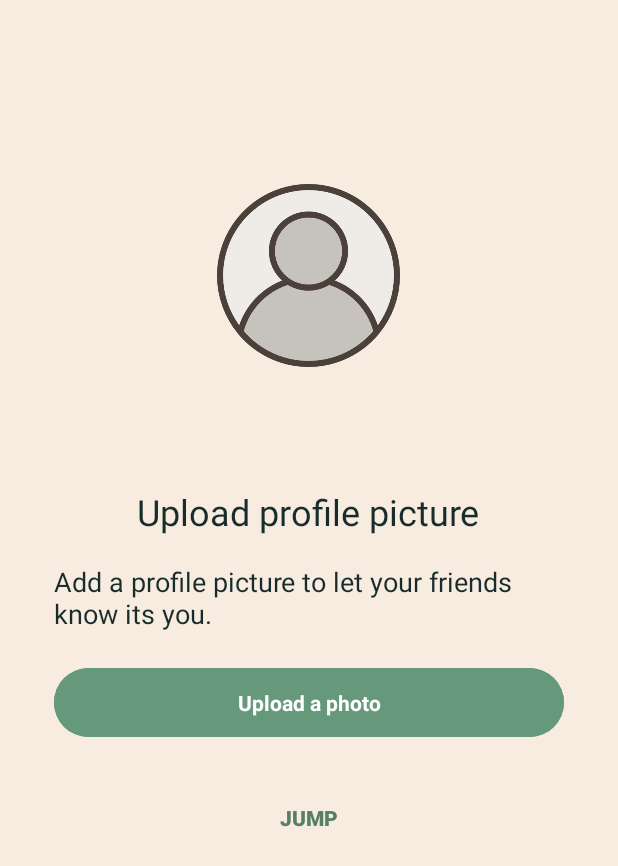
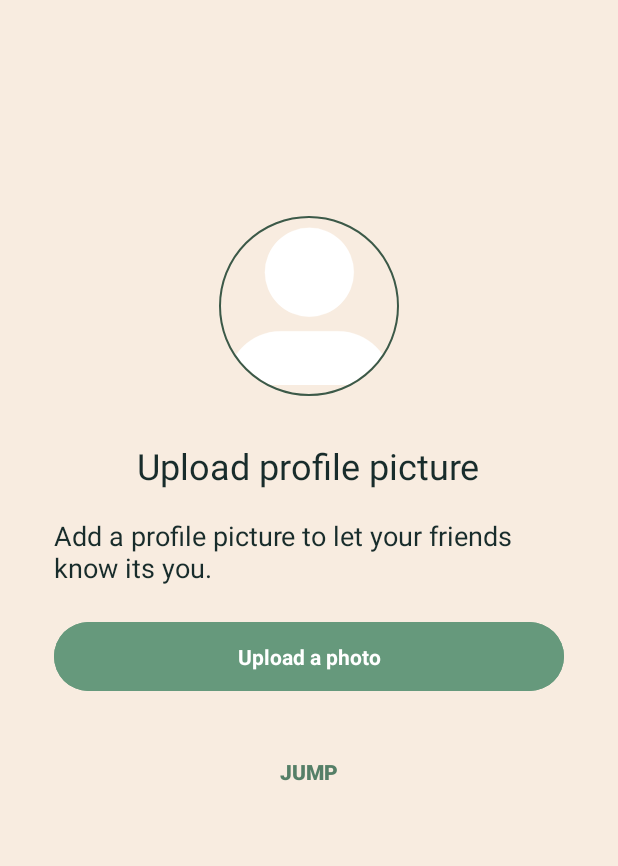
Before and after one commit to JhonatanNeves/appPlantery, an Android app: the RegisterPhotoFragment screen opened directly, with no data from a screen before it, on a phone screen of 412 x 824 dp. Shown: the top 866 px of the screen. Run offline under Robolectric (Android 15) with nearby library versions, the phone set to English and light mode, and no system bars; our stand-ins replace CircleImageView.

```diff
--- a/app/src/main/res/layout/fragment_register_photo.xml
+++ b/app/src/main/res/layout/fragment_register_photo.xml
@@ -21,13 +21,16 @@
             android:orientation="vertical"
             android:paddingBottom="70dp">
 
-            <ImageView
-                android:layout_width="150dp"
-                android:layout_height="122dp"
+            <de.hdodenhof.circleimageview.CircleImageView
+                android:id="@+id/profile_img_icon"
+                android:src="@drawable/ic_insta_profile_thin"
+                app:civ_circle_background_color="@color/green_darker"
+                app:civ_border_color="@color/green_darker"
+                app:civ_border_width="1dp"
                 android:layout_gravity="center_horizontal"
-                android:layout_marginBottom="80dp"
-                android:contentDescription="@null"
-                android:src="@drawable/user" />
+                android:layout_marginBottom="30dp"
+                android:layout_width="120dp"
+                android:layout_height="120dp"/>
 
             <TextView
                 style="@style/Theme.AppPlantery.TextViewBaseBlueDarker"
```
Also changed, not shown: app/src/main/res/layout/fragment_register_email.xml (+8 -5 lines).
